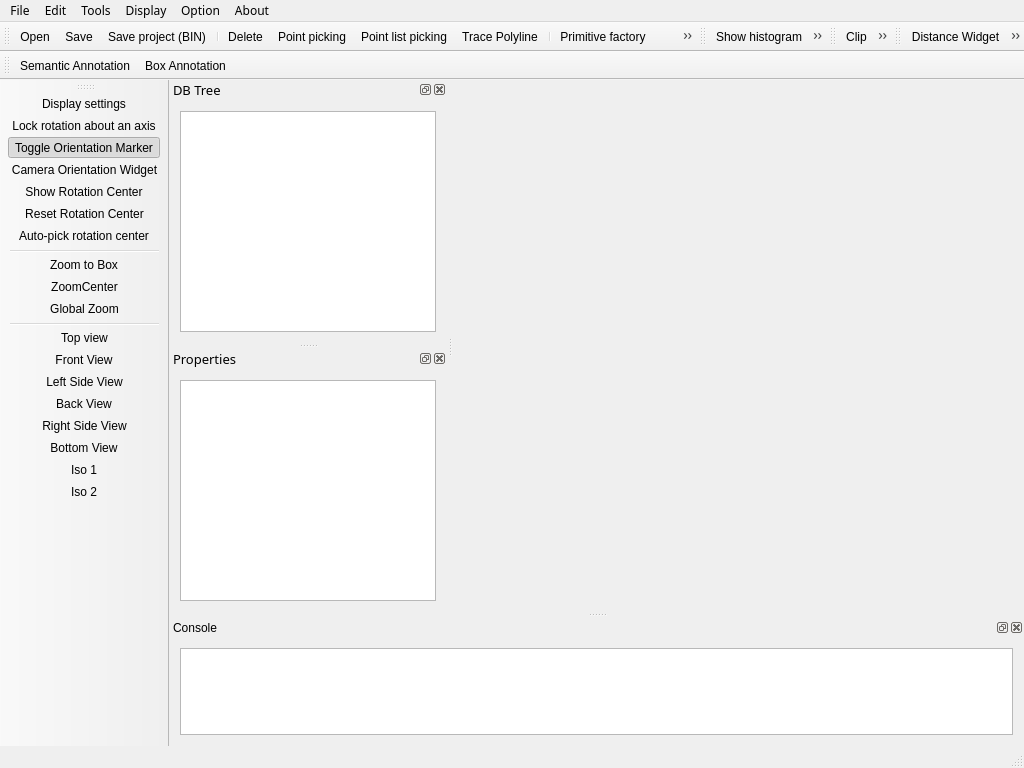
Before: the Qt Designer form app/ui_templates/MainWindow.ui in Asher-1/ACloudViewer, drawn with Qt 5.
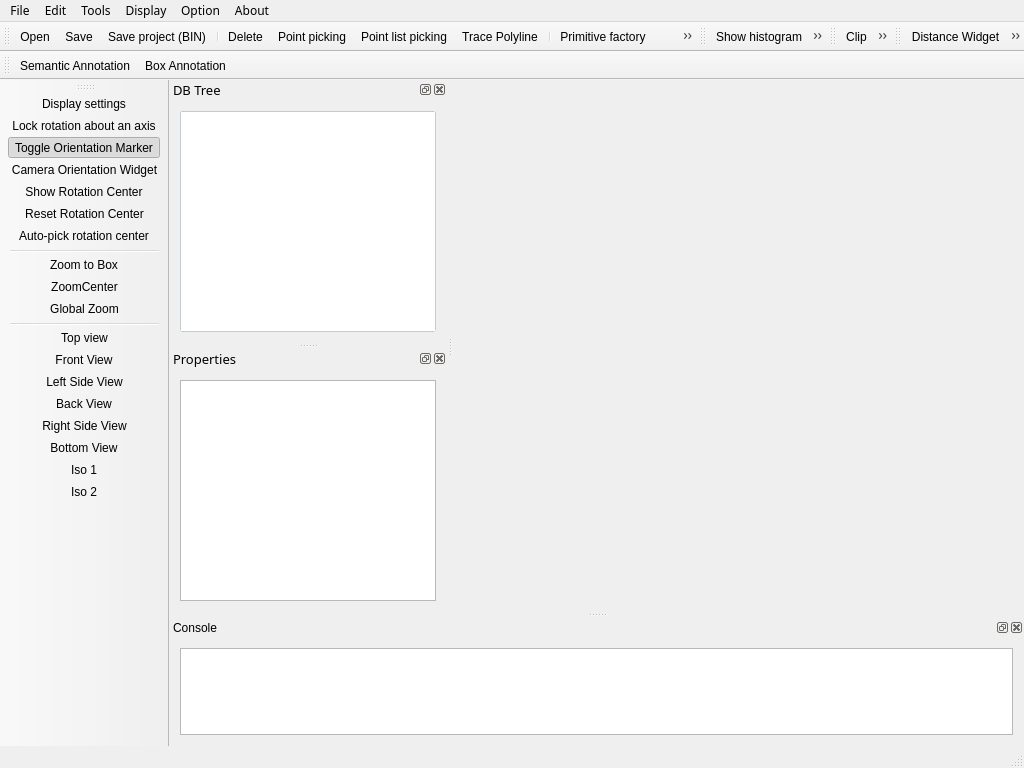
After: the same form once the commit is applied. Icons and pictures are not drawn. Custom widgets are drawn as their Qt base class.

```diff
--- a/app/ui_templates/MainWindow.ui
+++ b/app/ui_templates/MainWindow.ui
@@ -719,31 +719,77 @@
      <item>
       <widget class="ccCustomQTreeView" name="dbTreeView">
        <property name="styleSheet">
-        <string notr="true">QTreeView::branch:has-siblings:!adjoins-item {
-    border-image: url(:/Resources/images/QTreeView/vline.svg) 0;
+        <string notr="true">QTreeView#dbTreeView {
+ border: 1px solid rgba(117,139,153,90); border-radius: 3px;
+ selection-background-color: #34779E; selection-color: #FFFFFF; outline: 0;
 }
-
-QTreeView::branch:has-siblings:adjoins-item {
-    border-image: url(:/Resources/images/svg/tree/branch-more.svg) 0;
+QTreeView#dbTreeView::item {
+ min-height: 24px; padding: 0px 4px; margin: 0px; border: 1px solid transparent;
 }
-
-QTreeView::branch:!has-children:!has-siblings:adjoins-item {
-    border-image: url(:/Resources/images/QTreeView/branch-end.svg) 0;
+QTreeView#dbTreeView::item:hover:!selected { background: rgba(40,150,211,24); }
+QTreeView#dbTreeView::item:selected { background: #34779E; color: #FFFFFF; }
+QTreeView#dbTreeView::item:selected:!active { background: #53758A; color: #FFFFFF; }
+QTreeView#dbTreeView::branch {
+ image: none; border-image: none; margin: 0px; border: none; background: transparent;
 }
-
-QTreeView::branch:has-children:!has-siblings:closed,
-QTreeView::branch:closed:has-children:has-siblings {
-        border-image: none;
-        image: url(:/Resources/images/svg/tree/branch-closed.svg);
+QTreeView#dbTreeView::branch:has-siblings:!adjoins-item {
+ border-image: url(:/Resources/images/QTreeView/vline.svg) 0;
 }
-
-QTreeView::branch:open:has-children:!has-siblings,
-QTreeView::branch:open:has-children:has-siblings  {
-        border-image: none;
-        image: url(:/Resources/images/svg/tree/branch-open.svg);
+QTreeView#dbTreeView::branch:has-siblings:adjoins-item {
+ border-image: url(:/Resources/images/QTreeView/branch-more.svg) 0;
+}
+QTreeView#dbTreeView::branch:!has-children:!has-siblings:adjoins-item {
+ border-image: url(:/Resources/images/QTreeView/branch-end.svg) 0;
+}
+QTreeView#dbTreeView::branch:closed:has-children {
+ border-image: none; image: url(:/Resources/images/QTreeView/branch-closed.svg);
+}
+QTreeView#dbTreeView::branch:open:has-children {
+ border-image: none; image: url(:/Resources/images/QTreeView/branch-open.svg);
+}
+QTreeView#dbTreeView::branch:closed:has-children:hover {
+ image: url(:/Resources/images/QTreeView/branch-closed-hover.svg);
+}
+QTreeView#dbTreeView::branch:open:has-children:hover {
+ image: url(:/Resources/images/QTreeView/branch-open-hover.svg);
+}
+QTreeView#dbTreeView::branch:selected { background: #34779E; }
+QTreeView#dbTreeView::branch:selected:!active { background: #53758A; }
+QTreeView#dbTreeView::branch:closed:has-children:selected {
+ image: url(:/Resources/images/QTreeView/branch-closed-selected.svg);
+}
+QTreeView#dbTreeView::branch:open:has-children:selected {
+ image: url(:/Resources/images/QTreeView/branch-open-selected.svg);
+}
+QTreeView#dbTreeView::indicator {
+ width: 14px; height: 14px; image: none; border-image: none;
+ border: 1px solid #8CA0AC; border-radius: 3px; background: rgba(117,139,153,12);
+}
+QTreeView#dbTreeView::indicator:unchecked { image: none; border-image: none; }
+QTreeView#dbTreeView::indicator:hover { border-color: #2896D3; }
+QTreeView#dbTreeView::indicator:checked {
+ border-image: none; border-color: #34779E; background: #34779E;
+ image: url(:/Resources/images/QTreeView/check.svg);
+}
+QTreeView#dbTreeView::indicator:indeterminate {
+ border-image: none; border-color: #34779E; background: #34779E;
+ image: url(:/Resources/images/QTreeView/mixed.svg);
+}
+QTreeView#dbTreeView::indicator:disabled {
+ border-color: #9CA8AE; background: rgba(117,139,153,30);
+}
+QTreeView#dbTreeView::indicator:checked:disabled,
+QTreeView#dbTreeView::indicator:indeterminate:disabled {
+ border-color: #8CA0AC; background: #8CA0AC;
+}
+QTreeView#dbTreeView::item:selected:focus {
+ border: 1px solid #7DBBE0;
 }</string>
        </property>
-       <property name="dragEnabled">
+       <property name="iconSize"><size><width>20</width><height>20</height></size></property>
+        <property name="indentation"><number>20</number></property>
+        <property name="mouseTracking"><bool>true</bool></property>
+        <property name="dragEnabled">
         <bool>true</bool>
        </property>
        <property name="dragDropMode">
```
